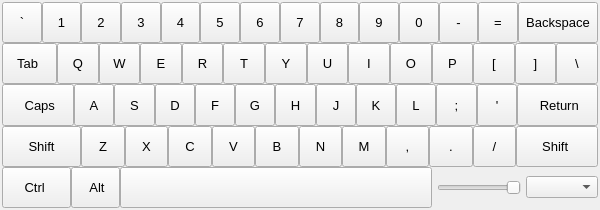
First picture: the form in qin/src/QVirtualKeyboard.ui, repository aitjcize/Qin, before the edit.
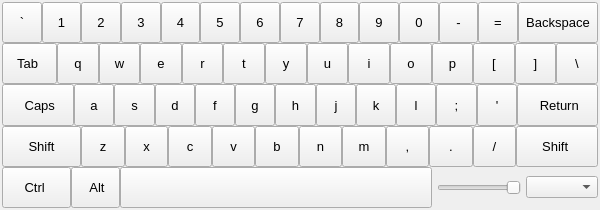
Second picture: the form after the edit.

Commit message: Qin: Fix virtual keyboad scancode.

The edit to the form file:
```diff
--- a/qin/src/QVirtualKeyboard.ui
+++ b/qin/src/QVirtualKeyboard.ui
@@ -429,7 +429,7 @@
           <string>0x51</string>
          </property>
          <property name="text">
-          <string>Q</string>
+          <string>q</string>
          </property>
          <property name="autoRepeat">
           <bool>true</bool>
@@ -453,7 +453,7 @@
           <string>0x57</string>
          </property>
          <property name="text">
-          <string>W</string>
+          <string>w</string>
          </property>
          <property name="autoRepeat">
           <bool>true</bool>
@@ -477,7 +477,7 @@
           <string>0x45</string>
          </property>
          <property name="text">
-          <string>E</string>
+          <string>e</string>
          </property>
          <property name="autoRepeat">
           <bool>true</bool>
@@ -501,7 +501,7 @@
           <string>0x52</string>
          </property>
          <property name="text">
-          <string>R</string>
+          <string>r</string>
          </property>
          <property name="autoRepeat">
           <bool>true</bool>
@@ -525,7 +525,7 @@
           <string>0x54</string>
          </property>
          <property name="text">
-          <string>T</string>
+          <string>t</string>
          </property>
          <property name="autoRepeat">
           <bool>true</bool>
@@ -549,7 +549,7 @@
           <string>0x59</string>
          </property>
          <property name="text">
-          <string>Y</string>
+          <string>y</string>
          </property>
          <property name="autoRepeat">
           <bool>true</bool>
@@ -573,7 +573,7 @@
           <string>0x55</string>
          </property>
          <property name="text">
-          <string>U</string>
+          <string>u</string>
          </property>
          <property name="autoRepeat">
           <bool>true</bool>
@@ -597,7 +597,7 @@
           <string>0x49</string>
          </property>
          <property name="text">
-          <string>I</string>
+          <string>i</string>
          </property>
          <property name="autoRepeat">
           <bool>true</bool>
@@ -621,7 +621,7 @@
           <string>0x4f</string>
          </property>
          <property name="text">
-          <string>O</string>
+          <string>o</string>
          </property>
          <property name="autoRepeat">
           <bool>true</bool>
@@ -645,7 +645,7 @@
           <string>0x50</string>
          </property>
          <property name="text">
-          <string>P</string>
+          <string>p</string>
          </property>
          <property name="autoRepeat">
           <bool>true</bool>
@@ -775,7 +775,7 @@
           <string>0x41</string>
          </property>
          <property name="text">
-          <string>A</string>
+          <string>a</string>
          </property>
          <property name="autoRepeat">
           <bool>true</bool>
@@ -799,7 +799,7 @@
           <string>0x53</string>
          </property>
          <property name="text">
-          <string>S</string>
+          <string>s</string>
          </property>
          <property name="autoRepeat">
           <bool>true</bool>
@@ -823,7 +823,7 @@
           <string>0x44</string>
          </property>
          <property name="text">
-          <string>D</string>
+          <string>d</string>
          </property>
          <property name="autoRepeat">
           <bool>true</bool>
@@ -847,7 +847,7 @@
           <string>0x46</string>
          </property>
          <property name="text">
-          <string>F</string>
+          <string>f</string>
          </property>
          <property name="autoRepeat">
           <bool>true</bool>
@@ -871,7 +871,7 @@
           <string>0x47</string>
          </property>
          <property name="text">
-          <string>G</string>
+          <string>g</string>
          </property>
          <property name="autoRepeat">
           <bool>true</bool>
@@ -895,7 +895,7 @@
           <string>0x48</string>
          </property>
          <property name="text">
-          <string>H</string>
+          <string>h</string>
          </property>
          <property name="autoRepeat">
           <bool>true</bool>
@@ -919,7 +919,7 @@
           <string>0x4a</string>
          </property>
          <property name="text">
-          <string>J</string>
+          <string>j</string>
          </property>
          <property name="autoRepeat">
           <bool>true</bool>
@@ -943,7 +943,7 @@
           <string>0x4b</string>
          </property>
          <property name="text">
-          <string>K</string>
+          <string>k</string>
          </property>
          <property name="autoRepeat">
           <bool>true</bool>
@@ -967,7 +967,7 @@
           <string>0x4c</string>
          </property>
          <property name="text">
-          <string>L</string>
+          <string>l</string>
          </property>
          <property name="autoRepeat">
           <bool>true</bool>
@@ -1097,7 +1097,7 @@
           <string>0x5a</string>
          </property>
          <property name="text">
-          <string>Z</string>
+          <string>z</string>
          </property>
          <property name="autoRepeat">
           <bool>true</bool>
@@ -1121,7 +1121,7 @@
           <string>0x58</string>
          </property>
          <property name="text">
-          <string>X</string>
+          <string>x</string>
          </property>
          <property name="autoRepeat">
           <bool>true</bool>
@@ -1145,7 +1145,7 @@
           <string>0x43</string>
          </property>
          <property name="text">
-          <string>C</string>
+          <string>c</string>
          </property>
          <property name="autoRepeat">
           <bool>true</bool>
@@ -1169,7 +1169,7 @@
           <string>0x56</string>
          </property>
          <property name="text">
-          <string>V</string>
+          <string>v</string>
          </property>
          <property name="autoRepeat">
           <bool>true</bool>
@@ -1193,7 +1193,7 @@
           <string>0x42</string>
          </property>
          <property name="text">
-          <string>B</string>
+          <string>b</string>
          </property>
          <property name="autoRepeat">
           <bool>true</bool>
@@ -1217,7 +1217,7 @@
           <string>0x4e</string>
          </property>
          <property name="text">
-          <string>N</string>
+          <string>n</string>
          </property>
          <property name="autoRepeat">
           <bool>true</bool>
@@ -1241,7 +1241,7 @@
           <string>0x4d</string>
          </property>
          <property name="text">
-          <string>M</string>
+          <string>m</string>
          </property>
          <property name="autoRepeat">
           <bool>true</bool>
```
Left out of the diff: 52 changed lines with no effect on the pictures. The commit also changes 6 other files.
